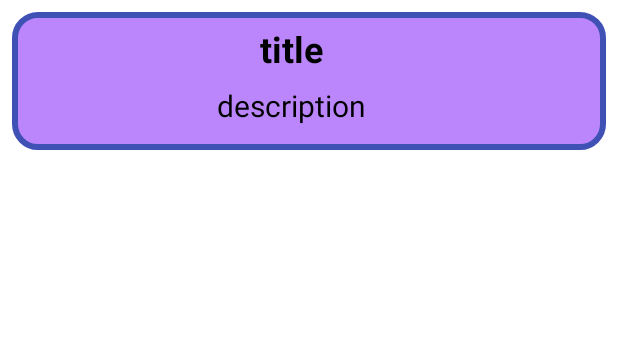
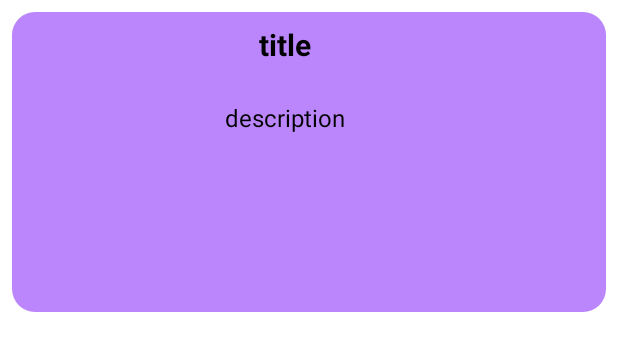
Before and after one commit to BhaskarAcharjee/My-note-Application, an Android app: the layout each_rv.xml on its own in the app's theme, with its tools: preview values and no code run, on a phone screen of 412 x 824 dp. Shown: the top 351 px of the screen. Run offline under Robolectric (Android 15) with nearby library versions, the phone set to English and light mode, and no system bars.

Commit message:
Grid View implemented

```diff
--- a/app/build.gradle
+++ b/app/build.gradle
@@ -30,6 +30,7 @@ android {
 }
 
 dependencies {
+    implementation 'androidx.recyclerview:recyclerview:1.2.1'
     def lifecycle_version = "2.6.0-alpha01"
     def arch_version = "2.1.0"
     def room_version = "2.4.3"
@@ -53,7 +54,8 @@ dependencies {
     //Room
     implementation "androidx.room:room-runtime:$room_version"
     annotationProcessor "androidx.room:room-compiler:$room_version"
-
+    implementation "androidx.recyclerview:recyclerview:1.2.1"
+    implementation "androidx.recyclerview:recyclerview-selection:1.1.0"
     //Room common
 //    implementation 'androidx.room:room-common:2.4.3'
 
--- /dev/null
+++ b/app/src/main/res/drawable/solid_shape.xml
@@ -0,0 +1,16 @@
+<?xml version="1.0" encoding="utf-8"?>
+
+<shape xmlns:android="http://schemas.android.com/apk/res/android"
+    android:shape="rectangle">
+
+    <solid
+        android:color="@color/purple_200"/>
+    <corners
+        android:radius="15dp"/>
+
+    <!--    <padding-->
+    <!--        android:top="10dp"-->
+    <!--        android:bottom="10dp"-->
+    <!--        android:left="20dp"-->
+    <!--        android:right="20dp"/>-->
+</shape>
--- a/app/src/main/res/layout/activity_data_insert.xml
+++ b/app/src/main/res/layout/activity_data_insert.xml
@@ -12,7 +12,7 @@
         android:layout_width="293dp"
         android:layout_height="64dp"
         android:layout_marginTop="148dp"
-        android:background="@drawable/shape"
+        android:background="@drawable/outline_shape"
         android:ems="10"
         android:hint="Enter the Title"
         android:inputType="textPersonName"
@@ -40,7 +40,7 @@
         android:id="@+id/disp"
         android:layout_width="290dp"
         android:layout_height="122dp"
-        android:background="@drawable/shape"
+        android:background="@drawable/outline_shape"
         android:ems="10"
         android:gravity="start|top"
         android:hint="Enter the Note"
--- a/app/src/main/res/layout/each_rv.xml
+++ b/app/src/main/res/layout/each_rv.xml
@@ -3,45 +3,46 @@
     xmlns:app="http://schemas.android.com/apk/res-auto"
     xmlns:tools="http://schemas.android.com/tools"
     android:layout_width="match_parent"
-    android:layout_height="wrap_content"
+    android:layout_height="200dp"
     android:layout_marginLeft="8dp"
     android:layout_marginTop="8dp"
     android:layout_marginRight="8dp"
     android:layout_marginBottom="8dp"
-    android:background="@drawable/shape"
+    android:background="@drawable/solid_shape"
     android:paddingLeft="10dp"
-    android:paddingRight="50dp">
+    android:paddingRight="20dp"
+    >
 
     <TextView
         android:id="@+id/titleRv"
         android:layout_width="wrap_content"
-        android:layout_height="wrap_content"
-        android:layout_marginStart="32dp"
+        android:layout_height="50dp"
+        android:layout_marginLeft="16dp"
         android:layout_marginTop="8dp"
-        android:layout_marginEnd="16dp"
+        android:layout_marginRight="16dp"
         android:text="title"
-        android:textAlignment="textStart"
+        android:textAlignment="viewStart"
         android:textColor="@color/black"
-        android:textSize="24sp"
+        android:textSize="20sp"
         android:textStyle="bold"
         app:layout_constraintEnd_toEndOf="parent"
+        app:layout_constraintHorizontal_bias="0.463"
         app:layout_constraintStart_toStartOf="parent"
         app:layout_constraintTop_toTopOf="parent" />
 
     <TextView
         android:id="@+id/dispRv"
         android:layout_width="wrap_content"
-        android:layout_height="wrap_content"
-        android:layout_marginStart="32dp"
-        android:layout_marginTop="8dp"
-        android:layout_marginEnd="16dp"
-        android:layout_marginBottom="16dp"
+        android:layout_height="135dp"
+        android:layout_marginTop="65dp"
+        android:layout_marginBottom="50dp"
         android:text="description"
-        android:textAlignment="textStart"
+        android:textAlignment="viewStart"
         android:textColor="@color/black"
-        android:textSize="20sp"
+        android:textSize="16sp"
         app:layout_constraintBottom_toBottomOf="parent"
-        app:layout_constraintEnd_toEndOf="parent"
-        app:layout_constraintStart_toStartOf="parent"
-        app:layout_constraintTop_toBottomOf="@+id/titleRv" />
+        app:layout_constraintEnd_toEndOf="@+id/titleRv"
+        app:layout_constraintStart_toStartOf="@+id/titleRv"
+        app:layout_constraintTop_toBottomOf="@+id/titleRv"
+        app:layout_constraintVertical_bias="0.591" />
 </androidx.constraintlayout.widget.ConstraintLayout>
```
Also changed, not shown: app/src/main/java/com/bhaskar/mynote/MainActivity.java (+6 -7 lines), app/src/main/res/layout/activity_main.xml (+31 -3 lines), app/src/main/res/drawable/outline_shape.xml (renamed from app/src/main/res/drawable/shape.xml).
